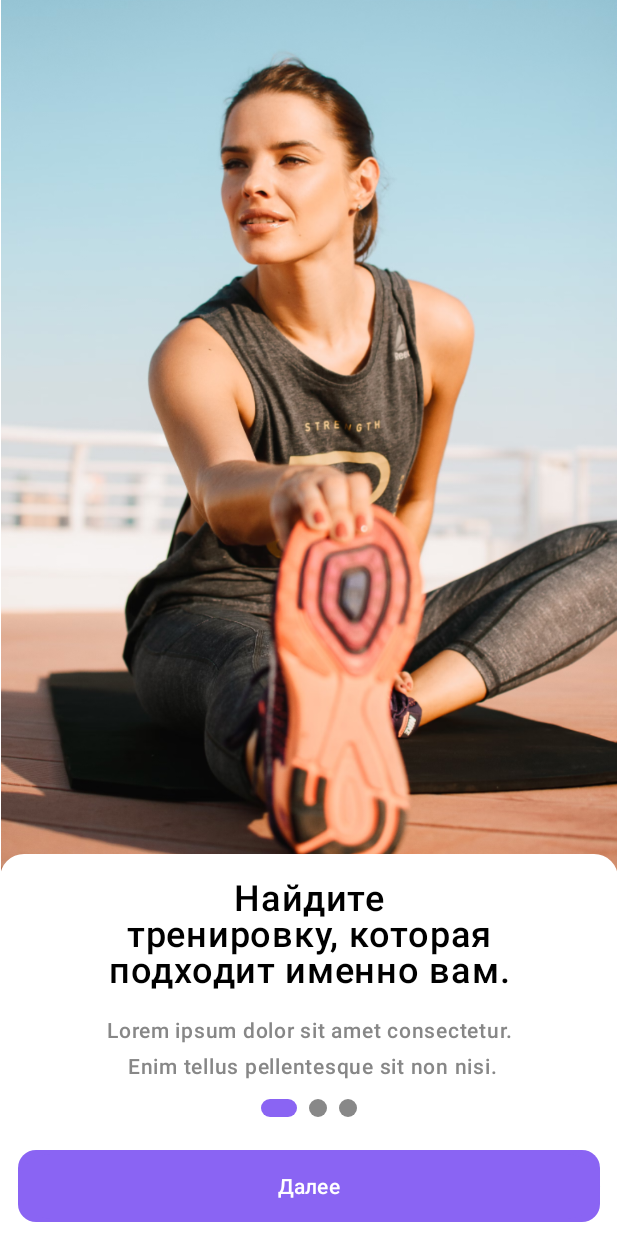
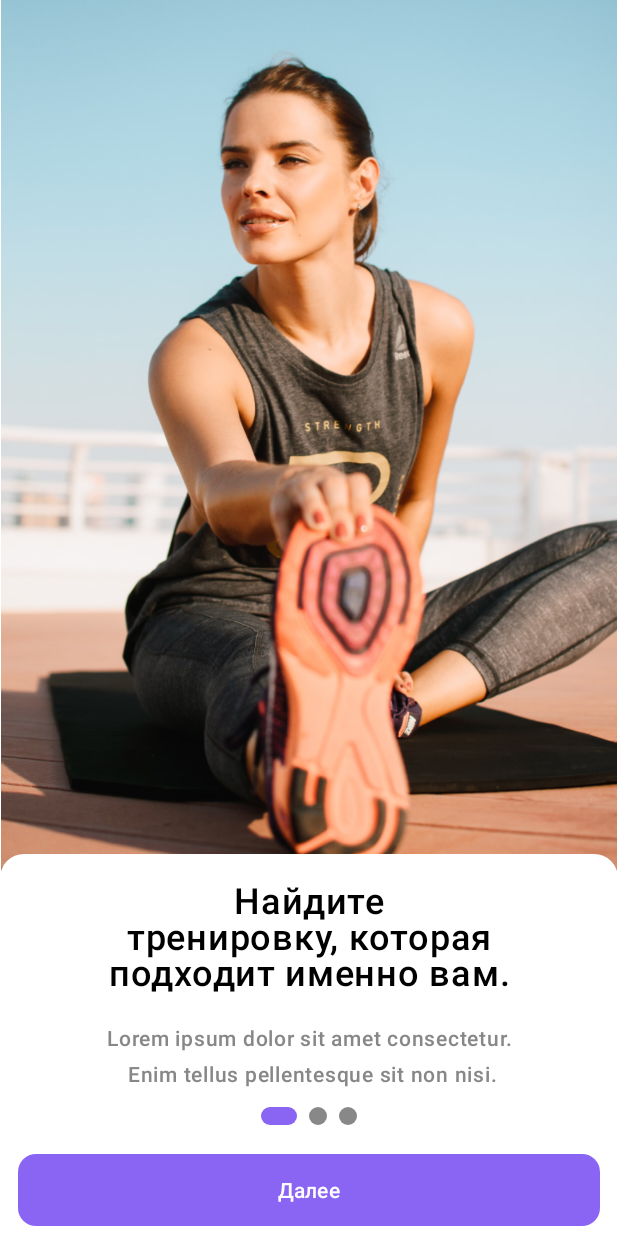
Before and after one commit to vorahkaz0namor/MyFitness, an Android app built with Jetpack Compose: the composable OnBoarding2 shown on its own in the app's theme, on a phone screen of 412 x 824 dp. Run offline under Robolectric (Android 15) with nearby library versions, the phone set to English and light mode, and no system bars.

Commit message:
Исправлен размер Box так как текст полностью не заходил

```diff
--- a/app/src/main/java/com/resonance/myfitness/presentation/view/OnBoarding2.kt
+++ b/app/src/main/java/com/resonance/myfitness/presentation/view/OnBoarding2.kt
@@ -53,7 +53,7 @@ fun OnBoarding2(navController: NavController) {
             Box(
                 modifier = Modifier
                     .fillMaxWidth()
-                    .height(90.dp)
+                    .height(95.dp)
                     .background(Color.White)
                     .offset(y = (-16).dp)
             ) {
--- a/app/src/main/java/com/resonance/myfitness/presentation/view/OnBoarding3.kt
+++ b/app/src/main/java/com/resonance/myfitness/presentation/view/OnBoarding3.kt
@@ -29,7 +29,6 @@ import androidx.compose.ui.unit.dp
 import androidx.compose.ui.unit.sp
 import androidx.navigation.NavController
 import com.resonance.myfitness.R
-import com.resonance.myfitness.presentation.view.SliderWithIndicator
 import com.resonance.myfitness.ui.theme.TextColorGray
 import com.resonance.myfitness.ui.theme.TextColorViolet
 
@@ -54,7 +53,7 @@ fun OnBoarding3(navController: NavController) {
             Box(
                 modifier = Modifier
                     .fillMaxWidth()
-                    .height(90.dp)
+                    .height(95.dp)
                     .background(Color.White)
                     .offset(y = (-16).dp)
             ) {
--- a/app/src/main/java/com/resonance/myfitness/presentation/view/OnBoarding4.kt
+++ b/app/src/main/java/com/resonance/myfitness/presentation/view/OnBoarding4.kt
@@ -54,7 +54,7 @@ fun OnBoarding4(navController: NavController) {
             Box(
                 modifier = Modifier
                     .fillMaxWidth()
-                    .height(90.dp)
+                    .height(95.dp)
                     .background(Color.White)
                     .offset(y = (-16).dp)
             ) {
```
